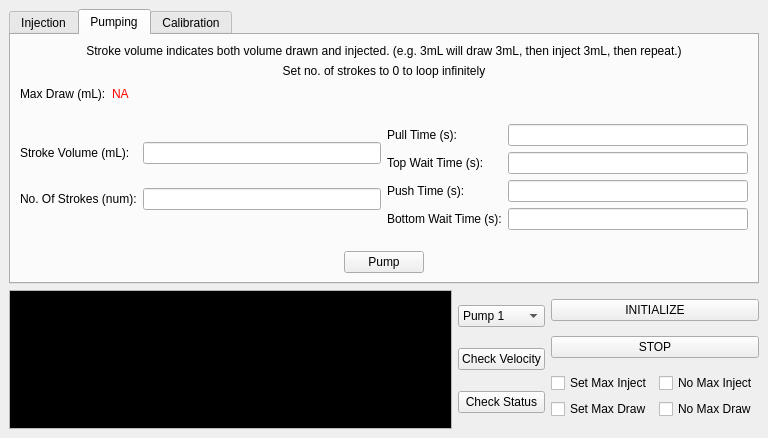
Qt form syringe_pump_controller_ui.ui (SimLeek/silverpak-syringe-pump) before a commit.
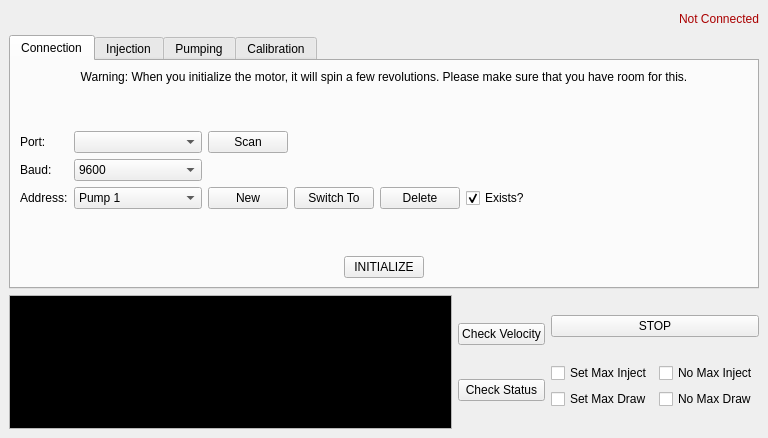
The same form after that commit.

Commit message: fixed first three tabs.

What changed in the file:
```diff
--- a/syringe_pump_controller_ui.ui
+++ b/syringe_pump_controller_ui.ui
@@ -15,11 +15,338 @@
   </property>
   <widget class="QWidget" name="centralwidget">
    <layout class="QVBoxLayout" name="verticalLayout">
+    <item>
+     <layout class="QHBoxLayout" name="horizontalLayout_10">
+      <item>
+       <spacer name="horizontalSpacer_13">
+        <property name="orientation">
+         <enum>Qt::Horizontal</enum>
+        </property>
+        <property name="sizeHint" stdset="0">
+         <size>
+          <width>40</width>
+          <height>20</height>
+         </size>
+        </property>
+       </spacer>
+      </item>
+      <item>
+       <widget class="QLabel" name="label_11">
+        <property name="text">
+         <string>&lt;html&gt;&lt;head/&gt;&lt;body&gt;&lt;p&gt;&lt;span style=&quot; color:#aa0000;&quot;&gt;Not Connected&lt;/span&gt;&lt;/p&gt;&lt;/body&gt;&lt;/html&gt;</string>
+        </property>
+        <property name="textFormat">
+         <enum>Qt::RichText</enum>
+        </property>
+       </widget>
+      </item>
+     </layout>
+    </item>
     <item>
      <widget class="QTabWidget" name="tabWidget">
       <property name="currentIndex">
-       <number>1</number>
+       <number>0</number>
       </property>
+      <widget class="QWidget" name="connection_tab">
+       <attribute name="title">
+        <string>Connection</string>
+       </attribute>
+       <layout class="QVBoxLayout" name="verticalLayout_9">
+        <item>
+         <layout class="QVBoxLayout" name="verticalLayout_10">
+          <item>
+           <widget class="QLabel" name="label_8">
+            <property name="text">
+             <string>Warning: When you initialize the motor, it will spin a few revolutions. Please make sure that you have room for this.</string>
+            </property>
+            <property name="scaledContents">
+             <bool>false</bool>
+            </property>
+            <property name="alignment">
+             <set>Qt::AlignCenter</set>
+            </property>
+            <property name="wordWrap">
+             <bool>true</bool>
+            </property>
+           </widget>
+          </item>
+         </layout>
+        </item>
+        <item>
+         <spacer name="verticalSpacer_8">
+          <property name="orientation">
+           <enum>Qt::Vertical</enum>
+          </property>
+          <property name="sizeHint" stdset="0">
+           <size>
+            <width>20</width>
+            <height>40</height>
+           </size>
+          </property>
+         </spacer>
+        </item>
+        <item>
+         <layout class="QGridLayout" name="gridLayout_2">
+          <item row="1" column="2">
+           <widget class="QComboBox" name="baud_select">
+            <property name="minimumSize">
+             <size>
+              <width>128</width>
+              <height>0</height>
+             </size>
+            </property>
+            <item>
+             <property name="text">
+              <string>9600</string>
+             </property>
+            </item>
+            <item>
+             <property name="text">
+              <string>19200</string>
+             </property>
+            </item>
+            <item>
+             <property name="text">
+              <string>38400</string>
+             </property>
+            </item>
+           </widget>
+          </item>
+          <item row="1" column="0">
+           <widget class="QLabel" name="label_2">
+            <property name="text">
+             <string>Baud:</string>
+            </property>
+           </widget>
+          </item>
+          <item row="0" column="2">
+           <widget class="QComboBox" name="port_select">
+            <property name="minimumSize">
+             <size>
+              <width>128</width>
+              <height>0</height>
+             </size>
+            </property>
+           </widget>
+          </item>
+          <item row="0" column="0">
+           <widget class="QLabel" name="label">
+            <property name="text">
+             <string>Port:</string>
+            </property>
+           </widget>
+          </item>
+          <item row="0" column="3">
+           <widget class="QPushButton" name="portscan_button">
+            <property name="text">
+             <string>Scan</string>
+            </property>
+           </widget>
+          </item>
+          <item row="2" column="0">
+           <widget class="QLabel" name="label_5">
+            <property name="text">
+             <string>Address:</string>
+            </property>
+           </widget>
+          </item>
+          <item row="0" column="6">
+           <spacer name="horizontalSpacer_14">
+            <property name="orientation">
+             <enum>Qt::Horizontal</enum>
+            </property>
+            <property name="sizeHint" stdset="0">
+             <size>
+              <width>40</width>
+              <height>20</height>
+             </size>
+            </property>
+           </spacer>
+          </item>
+          <item row="2" column="2">
+           <widget class="QComboBox" name="pump_select">
+            <property name="minimumSize">
+             <size>
+              <width>128</width>
+              <height>0</height>
+             </size>
+            </property>
+            <item>
+             <property name="text">
+              <string>Pump 1</string>
+             </property>
+            </item>
+            <item>
+             <property name="text">
+              <string>Pump 2</string>
+             </property>
+            </item>
+            <item>
+             <property name="text">
+              <string>Pump 3</string>
+             </property>
+            </item>
+            <item>
+             <property name="text">
+              <string>Pump 4</string>
+             </property>
+            </item>
+            <item>
+             <property name="text">
+              <string>Pump 5</string>
+             </property>
+            </item>
+            <item>
+             <property name="text">
+              <string>Pump 6</string>
+             </property>
+            </item>
+            <item>
+             <property name="text">
+              <string>Pump 7</string>
+             </property>
+            </item>
+            <item>
+             <property name="text">
+              <string>Pump 8</string>
+             </property>
+            </item>
+            <item>
+             <property name="text">
+              <string>Pump 9</string>
+             </property>
+            </item>
+            <item>
+             <property name="text">
+              <string>Pump A</string>
+             </property>
+            </item>
+            <item>
+             <property name="text">
+              <string>Pump B</string>
+             </property>
+            </item>
+            <item>
+             <property name="text">
+              <string>Pump C</string>
+             </property>
+            </item>
+            <item>
+             <property name="text">
+              <string>Pump D</string>
+             </property>
+            </item>
+            <item>
+             <property name="text">
+              <string>Pump E</string>
+             </property>
+            </item>
+            <item>
+             <property name="text">
+              <string>Pump F</string>
+             </property>
+            </item>
+            <item>
+             <property name="text">
+              <string>Pump 0</string>
+             </property>
+            </item>
+           </widget>
+          </item>
+          <item row="2" column="3">
+           <widget class="QPushButton" name="pumpnew_button">
+            <property name="text">
+             <string>New</string>
+            </property>
+           </widget>
+          </item>
+          <item row="2" column="4">
+           <widget class="QPushButton" name="pumpswitch_button">
+            <property name="text">
+             <string>Switch To</string>
+            </property>
+           </widget>
+          </item>
+          <item row="2" column="5">
+           <widget class="QPushButton" name="pumpdelete_button">
+            <property name="text">
+             <string>Delete</string>
+            </property>
+           </widget>
+          </item>
+          <item row="2" column="6">
+           <widget class="QCheckBox" name="pump_exists">
+            <property name="enabled">
+             <bool>true</bool>
+            </property>
+            <property name="text">
+             <string>Exists?</string>
+            </property>
+            <property name="checkable">
+             <bool>true</bool>
+            </property>
+            <property name="checked">
+             <bool>true</bool>
+            </property>
+            <property name="tristate">
+             <bool>false</bool>
+            </property>
+           </widget>
+          </item>
+         </layout>
+        </item>
+        <item>
+         <spacer name="verticalSpacer_7">
+          <property name="orientation">
+           <enum>Qt::Vertical</enum>
+          </property>
+          <property name="sizeHint" stdset="0">
+           <size>
+            <width>20</width>
+            <height>40</height>
+           </size>
+          </property>
+         </spacer>
+        </item>
+        <item>
+         <layout class="QHBoxLayout" name="horizontalLayout_2">
+          <item>
+           <spacer name="horizontalSpacer_12">
+            <property name="orientation">
+             <enum>Qt::Horizontal</enum>
+            </property>
+            <property name="sizeHint" stdset="0">
+             <size>
+              <width>40</width>
+              <height>20</height>
+             </size>
+            </property>
+           </spacer>
+          </item>
+          <item>
+           <widget class="QPushButton" name="RUN">
+            <property name="text">
+             <string>INITIALIZE</string>
+            </property>
+           </widget>
+          </item>
+          <item>
+           <spacer name="horizontalSpacer_11">
+            <property name="orientation">
+             <enum>Qt::Horizontal</enum>
+            </property>
+            <property name="sizeHint" stdset="0">
+             <size>
+              <width>40</width>
+              <height>20</height>
+             </size>
+            </property>
+           </spacer>
+          </item>
+         </layout>
+        </item>
+       </layout>
+      </widget>
       <widget class="QWidget" name="Injection_tab">
        <attribute name="title">
         <string>Injection</string>
@@ -1012,7 +1339,7 @@
     <item>
      <layout class="QHBoxLayout" name="horizontalLayout">
       <item>
-       <widget class="QTextBrowser" name="console">
+       <widget class="QPlainTextEdit" name="console">
         <property name="maximumSize">
          <size>
           <width>16777215</width>
@@ -1110,101 +1437,10 @@
           </disabled>
          </palette>
         </property>
-        <property name="html">
-         <string>&lt;!DOCTYPE HTML PUBLIC &quot;-//W3C//DTD HTML 4.0//EN&quot; &quot;http://www.w3.org/TR/REC-html40/strict.dtd&quot;&gt;
-&lt;html&gt;&lt;head&gt;&lt;meta name=&quot;qrichtext&quot; content=&quot;1&quot; /&gt;&lt;style type=&quot;text/css&quot;&gt;
-p, li { white-space: pre-wrap; }
-&lt;/style&gt;&lt;/head&gt;&lt;body style=&quot; font-family:'Sans Serif'; font-size:9pt; font-weight:400; font-style:normal;&quot;&gt;
-&lt;p style=&quot;-qt-paragraph-type:empty; margin-top:0px; margin-bottom:0px; margin-left:0px; margin-right:0px; -qt-block-indent:0; text-indent:0px;&quot;&gt;&lt;br /&gt;&lt;/p&gt;&lt;/body&gt;&lt;/html&gt;</string>
-        </property>
        </widget>
       </item>
       <item>
        <layout class="QVBoxLayout" name="verticalLayout_2">
-        <item>
-         <widget class="QComboBox" name="pump_select">
-          <item>
-           <property name="text">
-            <string>Pump 1</string>
-           </property>
-          </item>
-          <item>
-           <property name="text">
-            <string>Pump 2</string>
-           </property>
-          </item>
-          <item>
-           <property name="text">
-            <string>Pump 3</string>
-           </property>
-          </item>
-          <item>
-           <property name="text">
-            <string>Pump 4</string>
-           </property>
-          </item>
-          <item>
-           <property name="text">
-            <string>Pump 5</string>
-           </property>
-          </item>
-          <item>
-           <property name="text">
-            <string>Pump 6</string>
-           </property>
-          </item>
-          <item>
-           <property name="text">
-            <string>Pump 7</string>
-           </property>
-          </item>
-          <item>
-           <property name="text">
-            <string>Pump 8</string>
-           </property>
-          </item>
-          <item>
-           <property name="text">
-            <string>Pump 9</string>
-           </property>
-          </item>
-          <item>
-           <property name="text">
-            <string>Pump A</string>
-           </property>
-          </item>
-          <item>
-           <property name="text">
-            <string>Pump B</string>
-           </property>
-          </item>
-          <item>
-           <property name="text">
-            <string>Pump C</string>
-           </property>
-          </item>
-          <item>
-           <property name="text">
-            <string>Pump D</string>
-           </property>
-          </item>
-          <item>
-           <property name="text">
-            <string>Pump E</string>
-           </property>
-          </item>
-          <item>
-           <property name="text">
-            <string>Pump F</string>
-           </property>
-          </item>
-          <item>
-           <property name="text">
-            <string>Pump 0</string>
-           </property>
-          </item>
-         </widget>
-        </item>
         <item>
          <widget class="QPushButton" name="check_velocity_button">
           <property name="text">
@@ -1223,13 +1459,6 @@
       </item>
       <item>
        <layout class="QVBoxLayout" name="verticalLayout_3">
-        <item>
-         <widget class="QPushButton" name="RUN">
-          <property name="text">
-           <string>INITIALIZE</string>
-          </property>
-         </widget>
-        </item>
         <item>
          <widget class="QPushButton" name="STOP">
           <property name="text">
```
Left out of the diff: 2 changed lines with no effect on the pictures. The commit also changes 4 other files.
